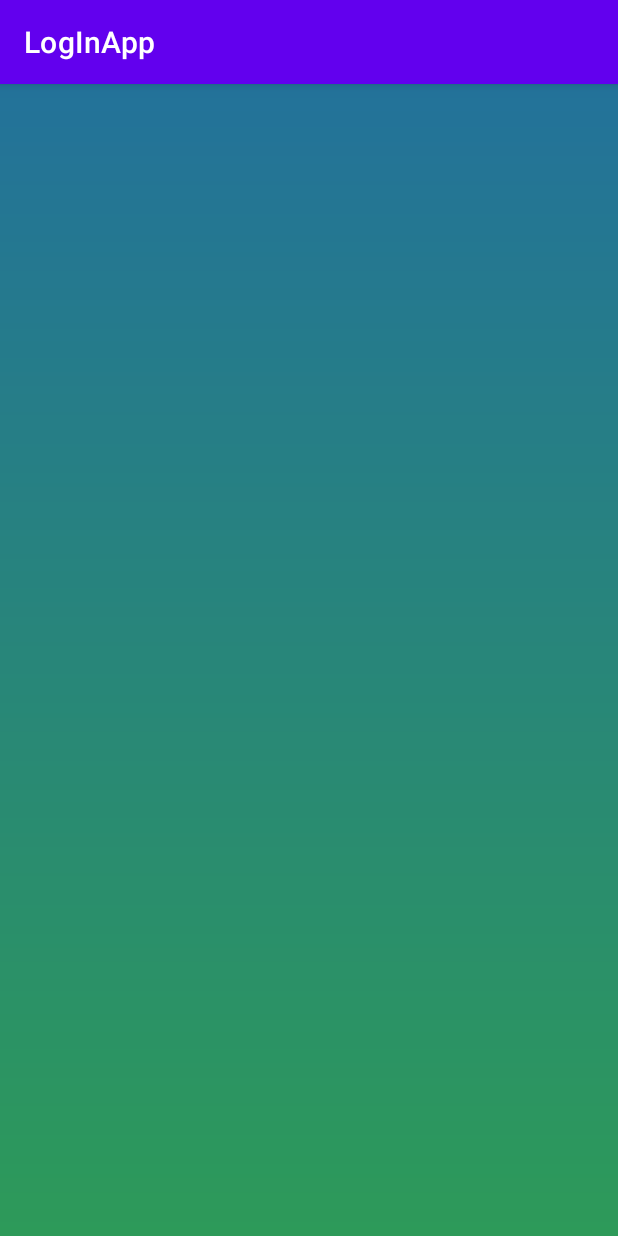
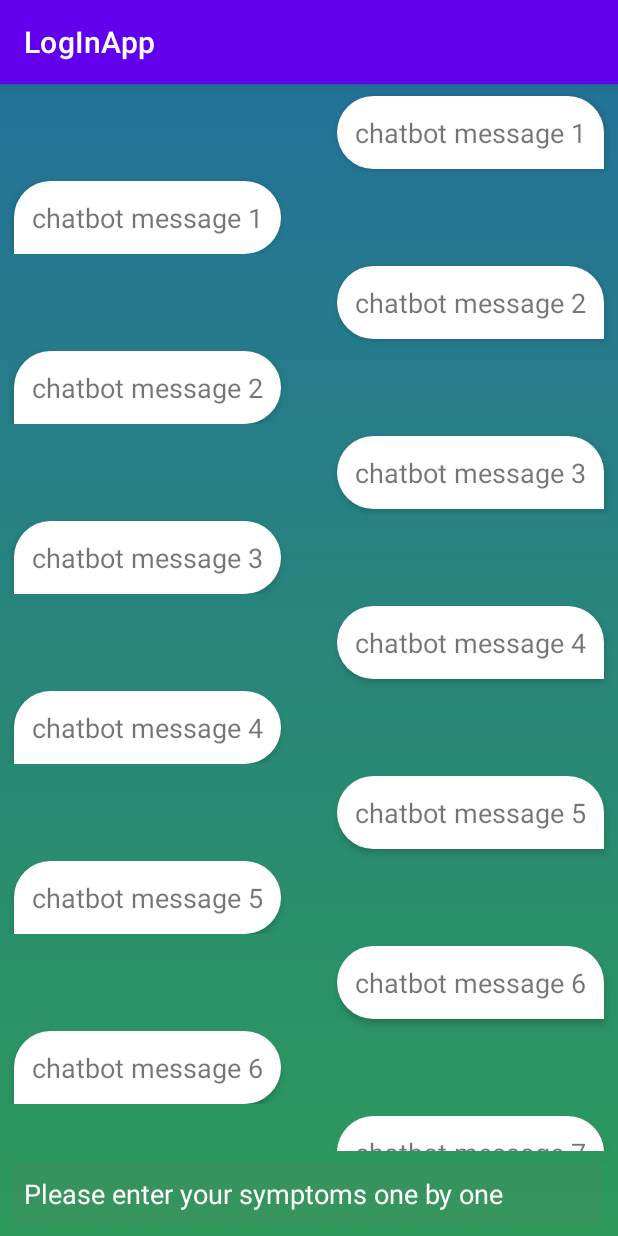
Before and after one commit to shxnying/CZ2006, an Android app: the ChatbotActivity screen opened directly, with no data from a screen before it, on a phone screen of 412 x 824 dp. Run offline under Robolectric (Android 15) with nearby library versions, the phone set to English and light mode, and no system bars; Roboto replaces fonts that are not available here.

Commit message:
did chatbot ui partially

```diff
--- /dev/null
+++ b/app/src/main/java/com/example/loginapp/Adapter.java
@@ -0,0 +1,58 @@
+package com.example.loginapp;
+
+import android.view.LayoutInflater;
+import android.view.View;
+import android.view.ViewGroup;
+import android.widget.TextView;
+
+import androidx.annotation.NonNull;
+import androidx.recyclerview.widget.RecyclerView;
+
+import java.util.List;
+
+public class Adapter extends RecyclerView.Adapter<Adapter.Viewholder> {
+
+    private List<Chatbot> chatbotList;
+
+    public Adapter(List<Chatbot> chatbotList) {
+        this.chatbotList = chatbotList;
+    }
+
+    @NonNull
+    @Override
+    public Viewholder onCreateViewHolder(@NonNull ViewGroup viewGroup, int viewType) {
+        View view = LayoutInflater.from(viewGroup.getContext()).inflate(R.layout.chat_conversation, viewGroup, false);
+        return new Viewholder(view);
+    }
+
+    @Override
+    public void onBindViewHolder(@NonNull Viewholder viewholder, int position) {
+        String userMessage = chatbotList.get(position).getUserMessage();
+        String chatbotMessage = chatbotList.get(position).getChatbotMessage();
+        viewholder.setData(userMessage, chatbotMessage);
+
+    }
+
+    @Override
+    public int getItemCount() {
+        return chatbotList.size();
+    }
+
+    class Viewholder extends RecyclerView.ViewHolder{
+
+        private TextView userMessage;
+        private TextView chatbotMessage;
+
+        public Viewholder(@NonNull View itemView){
+            super(itemView);
+
+            userMessage = itemView.findViewById(R.id.userMessage);
+            chatbotMessage = itemView.findViewById(R.id.chatbotMessage);
+        }
+        private void setData(String userText, String chatbotText) {
+            userMessage.setText(userText);
+            chatbotMessage.setText(chatbotText);
+
+        }
+    }
+}
--- /dev/null
+++ b/app/src/main/java/com/example/loginapp/Chatbot.java
@@ -0,0 +1,20 @@
+package com.example.loginapp;
+
+public class Chatbot {
+
+    String chatbotMessage;
+    String userMessage;
+
+    public Chatbot(String chatbotMessage, String userMessage) {
+        this.chatbotMessage = chatbotMessage;
+        this.userMessage = userMessage;
+    }
+
+    public String getChatbotMessage() {
+        return chatbotMessage;
+    }
+
+    public String getUserMessage() {
+        return userMessage;
+    }
+}
--- a/app/src/main/java/com/example/loginapp/ChatbotActivity.java
+++ b/app/src/main/java/com/example/loginapp/ChatbotActivity.java
@@ -1,14 +1,68 @@
 package com.example.loginapp;
 
 import androidx.appcompat.app.AppCompatActivity;
+import androidx.recyclerview.widget.LinearLayoutManager;
+import androidx.recyclerview.widget.RecyclerView;
 
+import android.annotation.SuppressLint;
 import android.os.Bundle;
+import android.util.Log;
+import android.view.KeyEvent;
+import android.view.View;
+import android.widget.EditText;
+import android.widget.TextView;
+
+import java.util.ArrayList;
+import java.util.List;
 
 public class ChatbotActivity extends AppCompatActivity {
 
+    private EditText userInput;
+    private RecyclerView recyclerView;
+    @SuppressLint("WrongViewCast")
     @Override
     protected void onCreate(Bundle savedInstanceState) {
         super.onCreate(savedInstanceState);
         setContentView(R.layout.activity_chatbot);
+
+        userInput = findViewById(R.id.userInput);
+        userInput.setOnKeyListener(new View.OnKeyListener() {
+            @Override
+            public boolean onKey(View v, int keyCode, KeyEvent event) {
+                if (event.getAction() == KeyEvent.ACTION_DOWN && keyCode == KeyEvent.KEYCODE_ENTER) {
+                    String userInputStr = userInput.getText().toString();
+                    Log.d("info", userInputStr);
+                    userInput.getText().clear();
+                    return true;
+
+
+
+                }
+                return false;
+            }
+        });
+
+
+        recyclerView = findViewById(R.id.recyclerView);
+
+        LinearLayoutManager layoutManager = new LinearLayoutManager(this);
+        layoutManager.setOrientation(LinearLayoutManager.VERTICAL);
+        recyclerView.setLayoutManager(layoutManager);
+
+
+        List<Chatbot> chatbotList = new ArrayList<>();
+        chatbotList.add(new Chatbot("chatbot message 1", "chatbot message 1"));
+        chatbotList.add(new Chatbot("chatbot message 2", "chatbot message 2"));
+        chatbotList.add(new Chatbot("chatbot message 3", "chatbot message 3"));
+        chatbotList.add(new Chatbot("chatbot message 4", "chatbot message 4"));
+        chatbotList.add(new Chatbot("chatbot message 5", "chatbot message 5"));
+        chatbotList.add(new Chatbot("chatbot message 6", "chatbot message 6"));
+        chatbotList.add(new Chatbot("chatbot message 7", "chatbot message 7"));
+
+        Adapter adapter = new Adapter(chatbotList);
+        recyclerView.setAdapter(adapter);
+
+        adapter.notifyDataSetChanged();
+
+        }
     }
-}
--- /dev/null
+++ b/app/src/main/res/drawable/bg_edit_text.xml
@@ -0,0 +1,11 @@
+<?xml version="1.0" encoding="utf-8"?>
+<shape xmlns:android="http://schemas.android.com/apk/res/android">
+
+    <corners
+        android:radius="3dp"/>
+    <gradient
+        android:startColor="#20747373"
+        android:endColor="#20747373"/>
+
+
+</shape>
--- /dev/null
+++ b/app/src/main/res/drawable/chatbot_bubble.xml
@@ -0,0 +1,13 @@
+<?xml version="1.0" encoding="utf-8"?>
+<shape xmlns:android="http://schemas.android.com/apk/res/android">
+
+    <corners
+        android:bottomRightRadius="25dp"
+        android:topLeftRadius="25dp"
+        android:topRightRadius="25dp"/>
+    <gradient
+        android:startColor="#fff"
+        android:endColor="#fff"/>
+
+
+</shape>
--- /dev/null
+++ b/app/src/main/res/drawable/user_bubble.xml
@@ -0,0 +1,13 @@
+<?xml version="1.0" encoding="utf-8"?>
+<shape xmlns:android="http://schemas.android.com/apk/res/android">
+
+    <corners
+        android:bottomLeftRadius="25dp"
+        android:topLeftRadius="25dp"
+        android:topRightRadius="25dp"/>
+    <gradient
+        android:startColor="#fff"
+        android:endColor="#fff"/>
+
+
+</shape>
--- a/app/src/main/res/layout/activity_chatbot.xml
+++ b/app/src/main/res/layout/activity_chatbot.xml
@@ -1,5 +1,5 @@
 <?xml version="1.0" encoding="utf-8"?>
-<androidx.constraintlayout.widget.ConstraintLayout xmlns:android="http://schemas.android.com/apk/res/android"
+<RelativeLayout xmlns:android="http://schemas.android.com/apk/res/android"
     xmlns:app="http://schemas.android.com/apk/res-auto"
     xmlns:tools="http://schemas.android.com/tools"
     android:layout_width="match_parent"
@@ -7,4 +7,26 @@
     android:background="@drawable/background"
     tools:context=".ChatbotActivity">
 
-</androidx.constraintlayout.widget.ConstraintLayout>
+    <EditText
+        android:id="@+id/userInput"
+        android:layout_width="393dp"
+        android:layout_height="wrap_content"
+        android:layout_alignParentBottom="true"
+        android:layout_marginStart="8dp"
+        android:layout_marginTop="8dp"
+        android:layout_marginBottom="8dp"
+        android:background="@drawable/bg_edit_text"
+        android:elevation="10dp"
+        android:hint="Please enter your symptoms one by one"
+        android:padding="8dp"
+        android:textColor="#fff"
+        android:textColorHint="#fff"
+        android:textSize="18dp" />
+
+    <androidx.recyclerview.widget.RecyclerView
+        android:id="@+id/recyclerView"
+        android:layout_width="match_parent"
+        android:layout_height="match_parent"
+        android:layout_above="@+id/userInput" />
+
+</RelativeLayout>
--- /dev/null
+++ b/app/src/main/res/layout/chat_conversation.xml
@@ -0,0 +1,42 @@
+<?xml version="1.0" encoding="utf-8"?>
+<androidx.constraintlayout.widget.ConstraintLayout xmlns:android="http://schemas.android.com/apk/res/android"
+    xmlns:app="http://schemas.android.com/apk/res-auto"
+    xmlns:tools="http://schemas.android.com/tools"
+    android:layout_width="match_parent"
+    android:layout_height="wrap_content">
+
+
+    <TextView
+        android:id="@+id/chatbotMessage"
+        android:layout_width="wrap_content"
+        android:layout_height="wrap_content"
+        android:layout_alignParentStart="true"
+        android:layout_margin="8dp"
+        android:layout_marginTop="12dp"
+        android:background="@drawable/chatbot_bubble"
+        android:elevation="3dp"
+        android:padding="12dp"
+        android:textSize="18sp"
+        app:layout_constraintEnd_toEndOf="parent"
+        app:layout_constraintHorizontal_bias="0.007"
+        app:layout_constraintStart_toStartOf="parent"
+        app:layout_constraintTop_toBottomOf="@+id/userMessage"
+        tools:ignore="MissingConstraints" />
+
+    <TextView
+        android:id="@+id/userMessage"
+        android:layout_width="wrap_content"
+        android:layout_height="wrap_content"
+        android:layout_alignParentEnd="true"
+        android:layout_margin="8dp"
+        android:layout_marginTop="16dp"
+        android:background="@drawable/user_bubble"
+        android:elevation="3dp"
+        android:padding="12dp"
+        android:textSize="18sp"
+        app:layout_constraintEnd_toEndOf="parent"
+        app:layout_constraintHorizontal_bias="0.994"
+        app:layout_constraintStart_toStartOf="parent"
+        app:layout_constraintTop_toTopOf="parent"
+        tools:ignore="MissingConstraints" />
+</androidx.constraintlayout.widget.ConstraintLayout>
--- /dev/null
+++ b/app/src/main/res/layout/chatbot_bubble.xml
@@ -0,0 +1,21 @@
+<?xml version="1.0" encoding="utf-8"?>
+<androidx.constraintlayout.widget.ConstraintLayout
+    xmlns:android="http://schemas.android.com/apk/res/android"
+    xmlns:tools="http://schemas.android.com/tools"
+    android:layout_width="match_parent"
+    android:layout_height="match_parent">
+
+/*    <TextView
+        android:layout_margin="8dp"
+        android:padding="12dp"
+        android:textSize="18dp"
+        android:elevation="3dp"
+        android:id="@+id/chatbotMessage"
+        android:text="Hi, what are your symptoms?"
+        android:layout_alignParentStart="true"
+        android:background="@drawable/chatbot_bubble"
+        android:layout_width="wrap_content"
+        android:layout_height="wrap_content"
+        tools:ignore="MissingConstraints" />*/
+
+</androidx.constraintlayout.widget.ConstraintLayout>
--- /dev/null
+++ b/app/src/main/res/layout/user_bubble.xml
@@ -0,0 +1,23 @@
+<?xml version="1.0" encoding="utf-8"?>
+<androidx.constraintlayout.widget.ConstraintLayout
+    xmlns:android="http://schemas.android.com/apk/res/android"
+    xmlns:tools="http://schemas.android.com/tools"
+    android:layout_width="match_parent"
+    android:layout_height="match_parent"
+    android:layout_alignParentEnd="true">
+
+/*    <TextView
+        android:id="@+id/userMessage"
+        android:layout_width="wrap_content"
+        android:layout_height="wrap_content"
+        android:layout_alignParentEnd="true"
+        android:layout_margin="8dp"
+        android:background="@drawable/user_bubble"
+        android:elevation="3dp"
+        android:padding="12dp"
+        android:textSize="18dp"
+        tools:layout_editor_absoluteX="371dp"
+        tools:layout_editor_absoluteY="-3dp"
+        tools:ignore="MissingConstraints" />*/
+
+</androidx.constraintlayout.widget.ConstraintLayout>
```
